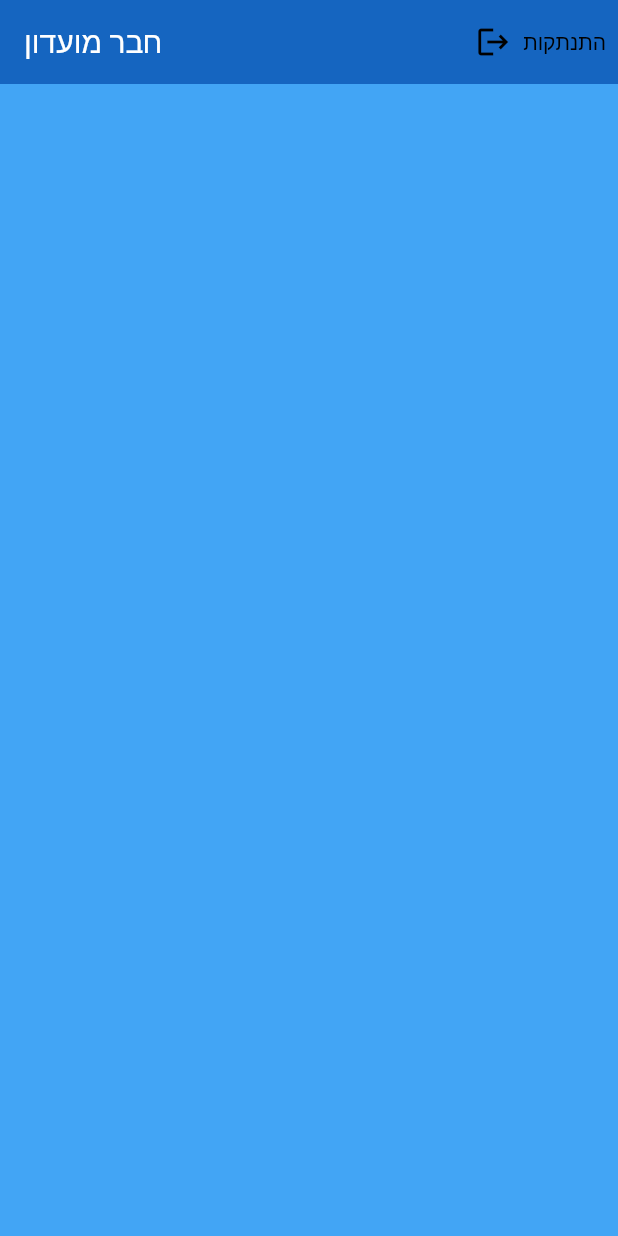
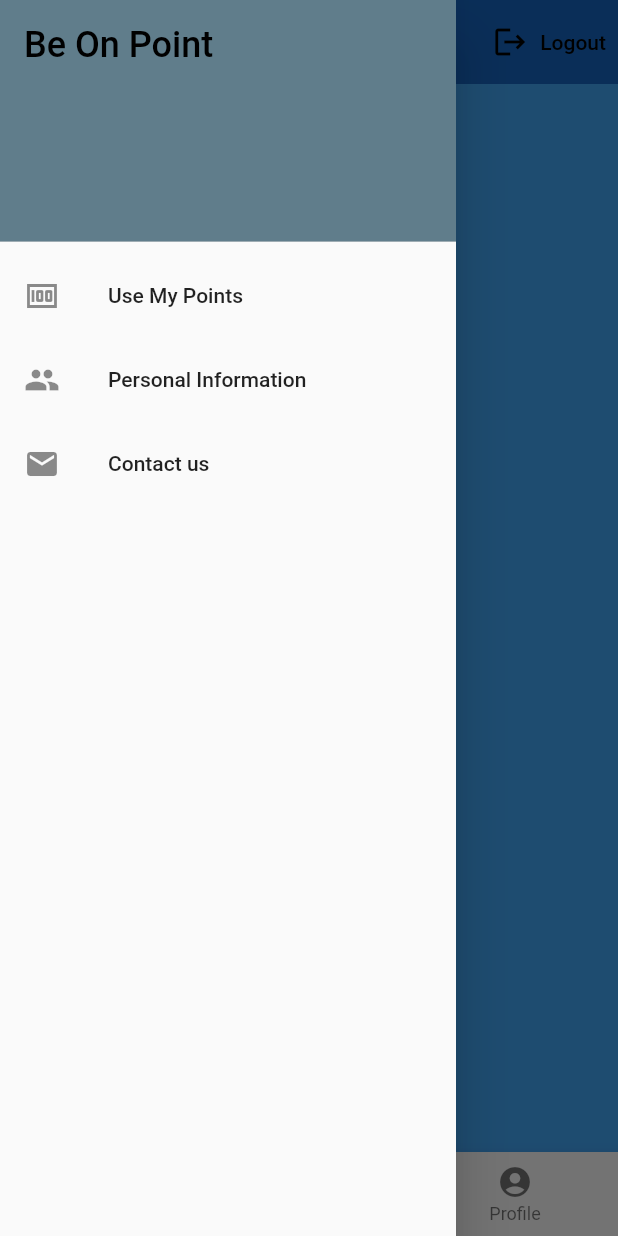
Before and after one commit to sagivt1/membership_project, a Flutter app: the screen it shows once a user with an empty profile is signed in, with the side drawer open (before the commit the screen has no drawer), on a phone screen of 412 x 824 dp. Run offline on Flutter 3.47's test engine with Material 2 defaults, Android fonts, the phone set to English and light mode, and no system bars; our stand-ins replace firebase_auth, firebase_core; accounts and stored records are empty.

Commit message:
new - home page

```diff
--- a/lib/Pages/home/home.dart
+++ b/lib/Pages/home/home.dart
@@ -1,9 +1,7 @@
 import 'package:flutter/material.dart';
 import 'package:membership_project/Services/auth.dart';
 
-
 class Home extends StatelessWidget {
-
   final AuthService _auth = AuthService();
 
   @override
@@ -11,19 +9,73 @@ class Home extends StatelessWidget {
     return Scaffold(
         backgroundColor: Colors.blue[400],
         appBar: AppBar(
-        title: Text('חבר מועדון'),
+          title: Text('Membership club'),
           backgroundColor: Colors.blue[800],
           elevation: 0.0,
-        actions: <Widget> [
+          actions: <Widget>[
             TextButton.icon(
-            icon: Icon(Icons.logout,color: Colors.black,),
-            label: Text('התנתקות',style: TextStyle(color: Colors.black),),
+              icon: Icon(
+                Icons.logout,
+                color: Colors.black,
+              ),
+              label: Text(
+                'Logout',
+                style: TextStyle(color: Colors.black),
+              ),
               onPressed: () async {
                 await _auth.logOut();
               },
             )
           ],
         ),
-    );
+        drawer: Drawer(
+          child: ListView(
+            children: const <Widget>[
+              DrawerHeader(
+                decoration: BoxDecoration(
+                  color: Colors.blueGrey,
+                ),
+                child: Text(
+                  'Be On Point',
+                  style: TextStyle(
+                    color: Colors.black,
+                    fontSize: 24,
+                  ),
+                ),
+              ),
+              ListTile(
+                title: Text('Use My Points'),
+                leading: Icon(Icons.money),
+              ),
+              ListTile(
+                title: Text('Personal Information'),
+                leading: Icon(Icons.people),
+              ),
+              ListTile(
+                title: Text('Contact us'),
+                leading: Icon(Icons.email),
+              ),
+            ],
+          ),
+        ),
+        bottomNavigationBar: BottomNavigationBar(
+          currentIndex: 0,
+          fixedColor: Colors.blueGrey,
+          items: [
+            BottomNavigationBarItem(
+              title: Text("Home"),
+              icon: Icon(Icons.home),
+            ),
+            BottomNavigationBarItem(
+              title: Text("Search"),
+              icon: Icon(Icons.search),
+            ),
+            BottomNavigationBarItem(
+              title: Text("Profile"),
+              icon: Icon(Icons.account_circle),
+            ),
+            //Action()
+          ],
+        ));
   }
 }
```
Also changed, not shown: 2 other files. Lines whose indentation alone changed are shown as unchanged.
